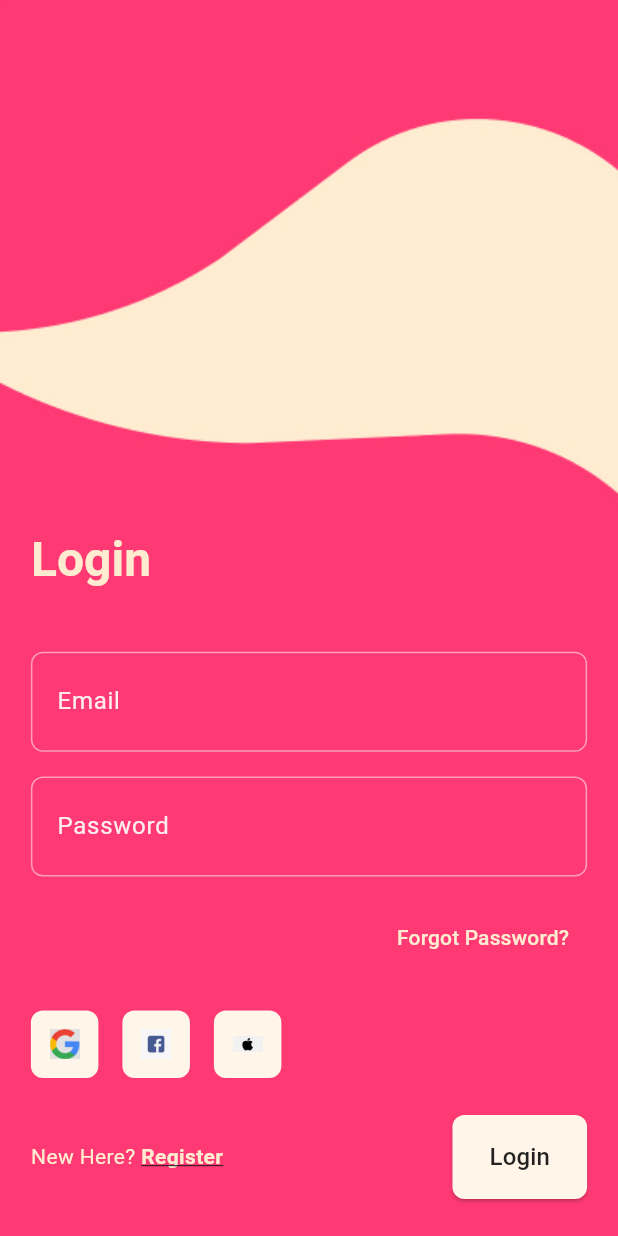
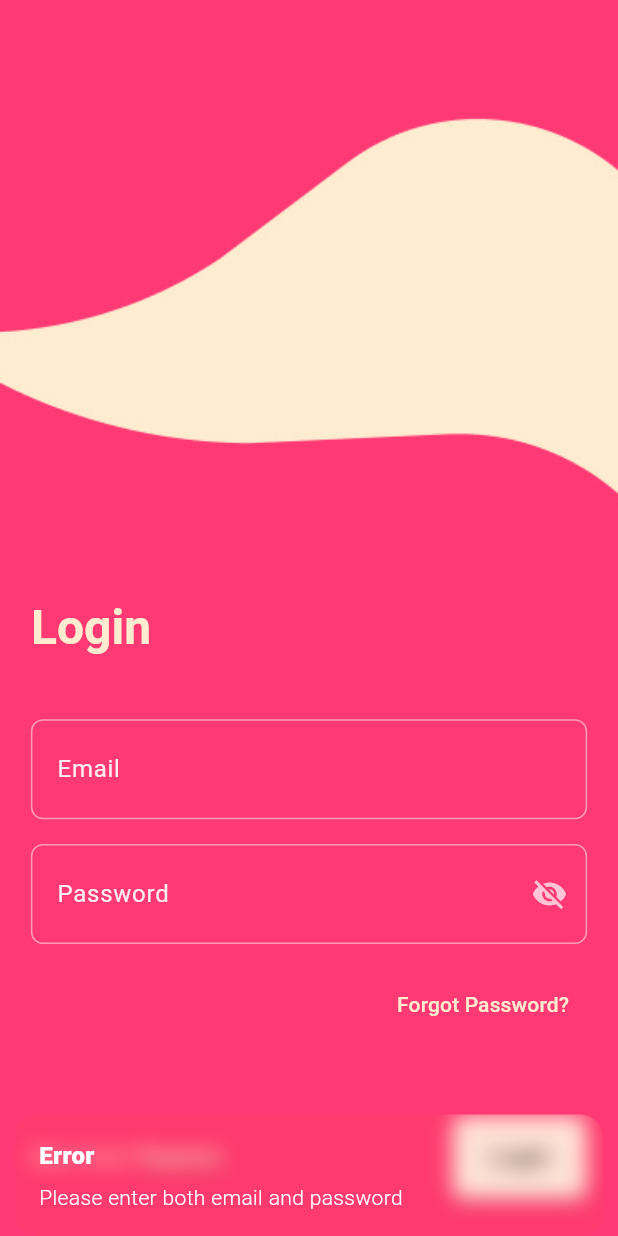
Before and after one commit to Mayank4352/W-Secure, a Flutter app: the screen it shows after launch, after a tap on "Login", on a phone screen of 412 x 824 dp. Run offline on Flutter 3.47's test engine with Material 3 defaults, Android fonts, the light colour scheme and no system bars; our stand-ins replace camera, cloud_firestore, firebase_auth, firebase_core, firebase_storage, gallery_saver and 7 more; accounts and stored records are empty.

```diff
--- a/lib/binding/initial_binding.dart
+++ b/lib/binding/initial_binding.dart
@@ -1,4 +1,3 @@
-// app/bindings/initial_binding.dart
 import 'package:get/get.dart';
 import 'package:camera/camera.dart';
 import 'package:security/main.dart';
@@ -7,10 +6,7 @@ import '../controllers/home_controller.dart';
 class InitialBinding extends Bindings {
   @override
   void dependencies() {
-    // Put the cameras list into GetX dependency injection
     Get.put<List<CameraDescription>>(cameras);
-
-    // Initialize HomeController
     Get.put(HomeController());
   }
 }
--- a/lib/controllers/home_controller.dart
+++ b/lib/controllers/home_controller.dart
@@ -1,9 +1,11 @@
+import 'package:gallery_saver/gallery_saver.dart';
 import 'package:get/get.dart';
 import 'package:camera/camera.dart';
 import 'package:url_launcher/url_launcher.dart';
 import 'package:permission_handler/permission_handler.dart';
 import 'package:geolocator/geolocator.dart';
 import 'package:share_plus/share_plus.dart';
+import 'dart:io';
 
 class HomeController extends GetxController {
   late CameraController cameraController;
@@ -22,19 +24,26 @@ class HomeController extends GetxController {
   }
 
   Future<void> initializeCamera() async {
+    try {
+      // Safely fetch the list of cameras from GetX
       final cameras = Get.find<List<CameraDescription>>();
+
+      // Ensure there is at least one camera
       if (cameras.isNotEmpty) {
         cameraController = CameraController(
           cameras.first,
           ResolutionPreset.high,
           enableAudio: true,
         );
-      try {
         await cameraController.initialize();
         update();
+      } else {
+        // No cameras available, show error message
+        Get.snackbar('Error', 'No cameras available');
+      }
     } catch (e) {
+      // Handle any error that occurs during the camera initialization
       Get.snackbar('Error', 'Failed to initialize camera: $e');
-      }
     }
   }
 
@@ -90,7 +99,10 @@ class HomeController extends GetxController {
         try {
           final XFile video = await cameraController.stopVideoRecording();
           isRecording.value = false;
-          Get.snackbar('Success', 'Video saved to: ${video.path}');
+
+          // Save the recorded video to the gallery
+          await saveVideoToGallery(video.path);
+          Get.snackbar('Success', 'Video saved to gallery: ${video.path}');
         } catch (e) {
           Get.snackbar('Error', 'Failed to stop recording: $e');
         }
@@ -110,4 +122,33 @@ class HomeController extends GetxController {
       );
     }
   }
+
+  // Function to save video to gallery using path_provider and photo_manager
+  Future<void> saveVideoToGallery(String videoPath) async {
+    try {
+      // Request storage permission
+      var storagePermission = await Permission.storage.request();
+      if (!storagePermission.isGranted) {
+        Get.snackbar('Permission Denied', 'Storage permission is required');
+        return;
       }
+
+      if (Platform.isAndroid || Platform.isIOS) {
+        final bool? result = await GallerySaver.saveVideo(
+          videoPath,
+          albumName: 'My Videos', // Optional: specify album name
+        );
+
+        if (result == true) {
+          Get.snackbar('Success', 'Video saved to gallery');
+        } else {
+          Get.snackbar('Error', 'Failed to save video to gallery');
+        }
+      } else {
+        Get.snackbar('Error', 'Unsupported platform');
+      }
+    } catch (e) {
+      Get.snackbar('Error', 'Failed to save video: $e');
+    }
+  }
+}
--- a/lib/controllers/login_controller.dart
+++ b/lib/controllers/login_controller.dart
@@ -1,9 +1,12 @@
+import 'package:cloud_firestore/cloud_firestore.dart';
 import 'package:flutter/material.dart';
 import 'package:get/get.dart';
 import 'package:firebase_auth/firebase_auth.dart';
 
 class LoginController extends GetxController {
   final FirebaseAuth _auth = FirebaseAuth.instance;
+  final FirebaseFirestore _firestore = FirebaseFirestore.instance;
+
   final emailController = TextEditingController();
   final passwordController = TextEditingController();
 
@@ -49,6 +52,24 @@ class LoginController extends GetxController {
 
     try {
       isLoading.value = true;
+
+      final userSnapshot = await _firestore
+          .collection('users')
+          .where('email', isEqualTo: email.trim())
+          .get();
+
+      if (userSnapshot.docs.isEmpty) {
+        Get.snackbar(
+          'Error',
+          'User not registered. Please create an account.',
+          snackPosition: SnackPosition.BOTTOM,
+          backgroundColor: Colors.red.withOpacity(0.1),
+          colorText: Colors.white,
+        );
+        Get.toNamed('/register');
+        return;
+      }
+
       UserCredential userCredential = await _auth.signInWithEmailAndPassword(
         email: email.trim(),
         password: password,
--- a/lib/controllers/navigation_controller.dart
+++ b/lib/controllers/navigation_controller.dart
@@ -16,24 +16,18 @@ class NavigationController extends GetxController {
   }
 
   void changeIndex(int index) {
-    if (_selectedIndex.value == index) return;
+    if (_selectedIndex.value == index) return; // Prevent unnecessary reload
     _selectedIndex.value = index;
 
     switch (index) {
       case 0:
-        Get.offNamed(AppRoutes.HOME);
-        break;
-      case 1:
-        Get.offNamed(AppRoutes.SOS);
-        break;
-      case 2:
-        Get.offNamed(AppRoutes.BOOK);
-        break;
-      case 3:
-        Get.offNamed(AppRoutes.MAP);
+        Get.offNamed(AppRoutes.HOME); // Navigate to HomePage
         break;
       case 4:
-        Get.offNamed(AppRoutes.PROFILE);
+        Get.offNamed(AppRoutes.PROFILE); // Navigate to ProfilePage
+        break;
+      default:
+        // Handle other cases if needed
         break;
     }
   }
@@ -42,12 +36,6 @@ class NavigationController extends GetxController {
     switch (route) {
       case AppRoutes.HOME:
         return 0;
-      case AppRoutes.SOS:
-        return 1;
-      case AppRoutes.BOOK:
-        return 2;
-      case AppRoutes.MAP:
-        return 3;
       case AppRoutes.PROFILE:
         return 4;
       default:
--- /dev/null
+++ b/lib/controllers/profile_controller.dart
@@ -0,0 +1,100 @@
+import 'dart:io';
+
+import 'package:cloud_firestore/cloud_firestore.dart';
+import 'package:firebase_auth/firebase_auth.dart';
+import 'package:firebase_storage/firebase_storage.dart';
+import 'package:get/get.dart';
+import 'package:image_picker/image_picker.dart';
+
+class ProfileController extends GetxController {
+  final FirebaseAuth _auth = FirebaseAuth.instance;
+  final FirebaseFirestore _firestore = FirebaseFirestore.instance;
+  final FirebaseStorage _storage = FirebaseStorage.instance;
+
+  final ImagePicker _picker = ImagePicker();
+
+  RxString name = ''.obs;
+  RxString email = ''.obs;
+  RxString phoneNumber = ''.obs;
+  RxString profilePictureUrl = ''.obs;
+
+  @override
+  void onInit() {
+    super.onInit();
+    fetchUserProfile();
+  }
+
+  Future<void> fetchUserProfile() async {
+    final User? user = _auth.currentUser;
+    if (user != null) {
+      email.value = user.email ?? '';
+      final DocumentSnapshot snapshot =
+          await _firestore.collection('users').doc(user.uid).get();
+
+      if (snapshot.exists) {
+        final data = snapshot.data() as Map<String, dynamic>;
+        name.value = data['name'] ?? ''; // Fetch name from Firestore
+        phoneNumber.value = data['phone'] ?? '';
+        profilePictureUrl.value = data['profilePicture'] ?? '';
+      }
+    }
+  }
+
+  // Update the name on Firestore and in the UI
+  Future<void> updateName(String newName) async {
+    final User? user = _auth.currentUser;
+    if (user != null) {
+      await _firestore.collection('users').doc(user.uid).update({
+        'name': newName,
+      });
+      name.value = newName; // Update the observable variable
+    }
+  }
+
+  Future<void> updatePhoneNumber(String newPhoneNumber) async {
+    final User? user = _auth.currentUser;
+    if (user != null) {
+      await _firestore.collection('users').doc(user.uid).update({
+        'phone': newPhoneNumber,
+      });
+      phoneNumber.value = newPhoneNumber;
+    }
+  }
+
+  Future<void> pickProfilePicture() async {
+    try {
+      final XFile? pickedFile =
+          await _picker.pickImage(source: ImageSource.gallery);
+      if (pickedFile != null) {
+        final File imageFile = File(pickedFile.path);
+        final String downloadUrl = await uploadProfilePicture(imageFile);
+        await updateProfilePicture(downloadUrl);
+        profilePictureUrl.value = downloadUrl;
+      } else {
+        Get.snackbar('No image selected', 'Please select an image.');
+      }
+    } catch (e) {
+      Get.snackbar('Error', 'Failed to pick image: $e');
+    }
+  }
+
+  Future<String> uploadProfilePicture(File imageFile) async {
+    final User? user = _auth.currentUser;
+    if (user != null) {
+      final String filePath = 'profilePictures/${user.uid}.jpg';
+      final UploadTask uploadTask = _storage.ref(filePath).putFile(imageFile);
+      final TaskSnapshot snapshot = await uploadTask;
+      return await snapshot.ref.getDownloadURL();
+    }
+    throw Exception('User not logged in');
+  }
+
+  Future<void> updateProfilePicture(String downloadUrl) async {
+    final User? user = _auth.currentUser;
+    if (user != null) {
+      await _firestore.collection('users').doc(user.uid).update({
+        'profilePicture': downloadUrl,
+      });
+    }
+  }
+}
--- a/lib/controllers/social_button_controller.dart
+++ /dev/null
@@ -1,84 +0,0 @@
-import 'package:flutter/material.dart';
-import 'package:get/get.dart';
-import 'package:security/controllers/auth_controller.dart';
-import 'package:security/screens/home.dart';
-
-class SocialLoginButtons extends StatelessWidget {
-  final bool isSmallScreen;
-
-  const SocialLoginButtons({Key? key, required this.isSmallScreen})
-      : super(key: key);
-
-  @override
-  Widget build(BuildContext context) {
-    final buttonSize = isSmallScreen ? 45.0 : 55.0;
-    final iconSize = isSmallScreen ? 20.0 : 24.0;
-
-    return Row(
-      mainAxisAlignment: MainAxisAlignment.start,
-      children: [
-        _buildSocialButton(
-          onPressed: () async {
-            try {
-              await Get.find<AuthController>().loginWithGoogle();
-              if (Get.find<AuthController>().isSignedIn.value) {
-                Get.offAll(() => const HomePage());
-              }
-            } catch (e) {
-              Get.snackbar(
-                "Error",
-                "Failed to sign in with Google",
-                snackPosition: SnackPosition.BOTTOM,
-              );
-            }
-          },
-          icon: 'assets/google_logo.png',
-          size: buttonSize,
-          iconSize: iconSize,
-        ),
-        const SizedBox(width: 16),
-        _buildSocialButton(
-          onPressed: () {
-            // Handle Facebook login
-          },
-          icon: 'assets/facebook_logo.png',
-          size: buttonSize,
-          iconSize: iconSize,
-        ),
-        const SizedBox(width: 16),
-        _buildSocialButton(
-          onPressed: () {
-            // Handle Apple login
-          },
-          icon: 'assets/apple_logo.png',
-          size: buttonSize,
-          iconSize: iconSize,
-        ),
-      ],
-    );
-  }
-
-  Widget _buildSocialButton({
-    required VoidCallback onPressed,
-    required String icon,
-    required double size,
-    required double iconSize,
-  }) {
-    return Container(
-      width: size,
-      height: size,
-      decoration: BoxDecoration(
-        color: const Color(0xFFFFF5E9),
-        borderRadius: BorderRadius.circular(8),
-      ),
-      child: IconButton(
-        onPressed: onPressed,
-        icon: Image.asset(
-          icon,
-          width: iconSize,
-          height: iconSize,
-        ),
-      ),
-    );
-  }
-}
--- a/lib/main.dart
+++ b/lib/main.dart
@@ -2,45 +2,59 @@ import 'package:flutter/material.dart';
 import 'package:get/get.dart';
 import 'package:responsive_sizer/responsive_sizer.dart';
 import 'package:firebase_core/firebase_core.dart';
+import 'package:firebase_auth/firebase_auth.dart';
 import 'package:camera/camera.dart';
 import 'package:security/controllers/auth_controller.dart';
 import 'package:security/controllers/home_controller.dart';
 import 'package:security/controllers/login_controller.dart';
 import 'package:security/controllers/navigation_controller.dart';
-
+import 'package:security/controllers/profile_controller.dart';
 import 'package:security/routes/app_routes.dart';
 
-// Define cameras as late variable
 late List<CameraDescription> cameras;
 
 void main() async {
   WidgetsFlutterBinding.ensureInitialized();
-
-  // Initialize Firebase
   await Firebase.initializeApp();
 
-  // Initialize cameras
-  try {
-    cameras = await availableCameras();
-  } on CameraException catch (e) {
-    print('Error initializing cameras: $e');
-    cameras = []; // Initialize with empty list in case of error
-  }
+  // Get the available cameras
+  cameras = await availableCameras();
 
-  // Initialize all controllers and services
+  // Register the cameras list with GetX
+  Get.put<List<CameraDescription>>(cameras);
+
+  // Register other controllers
   Get.put(NavigationController());
   Get.put(LoginController());
   Get.put(AuthController());
   Get.put(HomeController());
+  Get.put(ProfileController());
+  Get.put(CameraController(
+    cameras.first,
+    ResolutionPreset.high,
+    enableAudio: true,
+  ));
 
-  // Put cameras in GetX dependency injection
-  Get.put<List<CameraDescription>>(cameras, permanent: true);
-
-  runApp(const MyApp());
+  // Listen for auth state changes
+  FirebaseAuth.instance.authStateChanges().listen((User? user) {
+    if (user == null) {
+      // User is signed out
+      runApp(const MyApp(
+        isSignedIn: false,
+      ));
+      // Navigate to login screen
+    } else {
+      // User is signed in
+      runApp(const MyApp(
+        isSignedIn: true,
+      )); // Navigate to home screen
+    }
+  });
 }
 
 class MyApp extends StatelessWidget {
-  const MyApp({super.key});
+  const MyApp({super.key, required this.isSignedIn});
+  final bool isSignedIn;
 
   @override
   Widget build(BuildContext context) {
@@ -53,7 +67,7 @@ class MyApp extends StatelessWidget {
             colorScheme: ColorScheme.fromSeed(seedColor: Colors.deepPurple),
             useMaterial3: true,
           ),
-          initialRoute: AppRoutes.LOGIN,
+          initialRoute: isSignedIn ? AppRoutes.HOME : AppRoutes.LOGIN,
           getPages: AppRoutes.routes,
         );
       },
--- a/lib/routes/app_routes.dart
+++ b/lib/routes/app_routes.dart
@@ -4,14 +4,13 @@ import 'package:security/binding/login_binding.dart';
 import 'package:security/binding/register_binding.dart';
 import 'package:security/screens/home.dart';
 import 'package:security/screens/login_screen.dart';
+import 'package:security/screens/profile_screen.dart';
 import 'package:security/screens/register.dart';
 
 class AppRoutes {
-  // Auth Routes
   static const String LOGIN = '/login';
   static const String REGISTER = '/register';
 
-  // App Routes
   static const String HOME = '/home';
   static const String SOS = '/sos';
   static const String BOOK = '/book';
@@ -19,10 +18,9 @@ class AppRoutes {
   static const String PROFILE = '/profile';
 
   static List<GetPage> routes = [
-    // Auth Pages
     GetPage(
       name: LOGIN,
-      page: () => const LoginPage(),
+      page: () => LoginPage(),
       binding: LoginBinding(),
     ),
     GetPage(
@@ -30,12 +28,14 @@ class AppRoutes {
       page: () => const RegisterScreen(),
       binding: RegisterBinding(),
     ),
-
-    // App Pages
     GetPage(
       name: HOME,
       page: () => const HomePage(),
       binding: InitialBinding(),
     ),
+    GetPage(
+      name: PROFILE,
+      page: () => ProfilePage(),
+    ),
   ];
 }
--- a/lib/screens/login_screen.dart
+++ b/lib/screens/login_screen.dart
@@ -1,26 +1,14 @@
 import 'package:flutter/gestures.dart';
 import 'package:flutter/material.dart';
+import 'package:get/get.dart';
 import 'package:responsive_sizer/responsive_sizer.dart';
-import 'package:security/controllers/social_button_controller.dart';
+import 'package:security/controllers/login_controller.dart';
 import 'package:security/widgets/background_widget.dart';
 
-class LoginPage extends StatefulWidget {
-  const LoginPage({super.key});
+class LoginPage extends StatelessWidget {
+  LoginPage({super.key});
 
-  @override
-  State<LoginPage> createState() => _LoginPageState();
-}
-
-class _LoginPageState extends State<LoginPage> {
-  final _emailController = TextEditingController();
-  final _passwordController = TextEditingController();
-
-  @override
-  void dispose() {
-    _emailController.dispose();
-    _passwordController.dispose();
-    super.dispose();
-  }
+  final LoginController _loginController = Get.find<LoginController>();
 
   @override
   Widget build(BuildContext context) {
@@ -44,14 +32,14 @@ class _LoginPageState extends State<LoginPage> {
               ),
             ),
             _buildTextField(
-              controller: _emailController,
+              controller: _loginController.emailController,
               label: 'Email',
               keyboardType: TextInputType.emailAddress,
             ),
             Padding(
               padding: EdgeInsets.symmetric(vertical: 2.h),
               child: _buildTextField(
-                controller: _passwordController,
+                controller: _loginController.passwordController,
                 label: 'Password',
                 isPassword: true,
               ),
@@ -61,9 +49,7 @@ class _LoginPageState extends State<LoginPage> {
               child: Padding(
                 padding: EdgeInsets.only(bottom: 3.h),
                 child: TextButton(
-                  onPressed: () {
-                    // Handle forgot password
-                  },
+                  onPressed: _loginController.forgotPassword,
                   child: const Text(
                     'Forgot Password?',
                     style: TextStyle(
@@ -73,7 +59,6 @@ class _LoginPageState extends State<LoginPage> {
                 ),
               ),
             ),
-            SocialLoginButtons(isSmallScreen: isSmallScreen),
             Padding(
               padding: EdgeInsets.symmetric(vertical: 3.h),
               child: Row(
@@ -82,26 +67,29 @@ class _LoginPageState extends State<LoginPage> {
                   Text.rich(
                     TextSpan(
                       text: 'New Here? ',
-                      style: TextStyle(color: Color(0xFFFFECD0)),
+                      style: const TextStyle(color: Color(0xFFFFECD0)),
                       children: [
                         TextSpan(
                           text: 'Register',
-                          style: TextStyle(
+                          style: const TextStyle(
                             color: Color(0xFFFFECD0),
                             fontWeight: FontWeight.bold,
                             decoration: TextDecoration.underline,
                           ),
                           recognizer: TapGestureRecognizer()
                             ..onTap = () {
-                              Navigator.pushNamed(context, '/register');
+                              Get.toNamed('/register');
                             },
                         ),
                       ],
                     ),
                   ),
-                  ElevatedButton(
-                    onPressed: () {
-                      // Handle login
+                  Obx(() {
+                    return ElevatedButton(
+                      onPressed: _loginController.isLoading.value
+                          ? null
+                          : () async {
+                              await _loginController.login();
                             },
                       style: ElevatedButton.styleFrom(
                         backgroundColor: const Color(0xFFFFF5E9),
@@ -114,11 +102,16 @@ class _LoginPageState extends State<LoginPage> {
                           borderRadius: BorderRadius.circular(8),
                         ),
                       ),
-                    child: const Text(
+                      child: _loginController.isLoading.value
+                          ? const CircularProgressIndicator(
+                              color: Colors.black87,
+                            )
+                          : const Text(
                               'Login',
                               style: TextStyle(fontSize: 16),
                             ),
-                  ),
+                    );
+                  }),
                 ],
               ),
             ),
@@ -141,7 +134,7 @@ class _LoginPageState extends State<LoginPage> {
       ),
       child: TextField(
         controller: controller,
-        obscureText: isPassword,
+        obscureText: isPassword && !_loginController.isPasswordVisible.value,
         keyboardType: keyboardType,
         style: const TextStyle(color: Colors.white),
         decoration: InputDecoration(
@@ -152,6 +145,19 @@ class _LoginPageState extends State<LoginPage> {
             horizontal: 4.w,
             vertical: 1.5.h,
           ),
+          suffixIcon: isPassword
+              ? Obx(() {
+                  return IconButton(
+                    icon: Icon(
+                      _loginController.isPasswordVisible.value
+                          ? Icons.visibility
+                          : Icons.visibility_off,
+                      color: Colors.white.withOpacity(0.7),
+                    ),
+                    onPressed: _loginController.togglePasswordVisibility,
+                  );
+                })
+              : null,
         ),
       ),
     );
```
Also changed, not shown: lib/controllers/register_controller.dart (+12 -0 lines), lib/screens/home.dart (+18 -14 lines), lib/screens/profile_screen.dart (added, +151 -0 lines), lib/widgets/nav_bar.dart (+5 -6 lines), pubspec.yaml (+10 -0 lines), pubspec.lock, 6 other files. Lines whose indentation alone changed are shown as unchanged.
